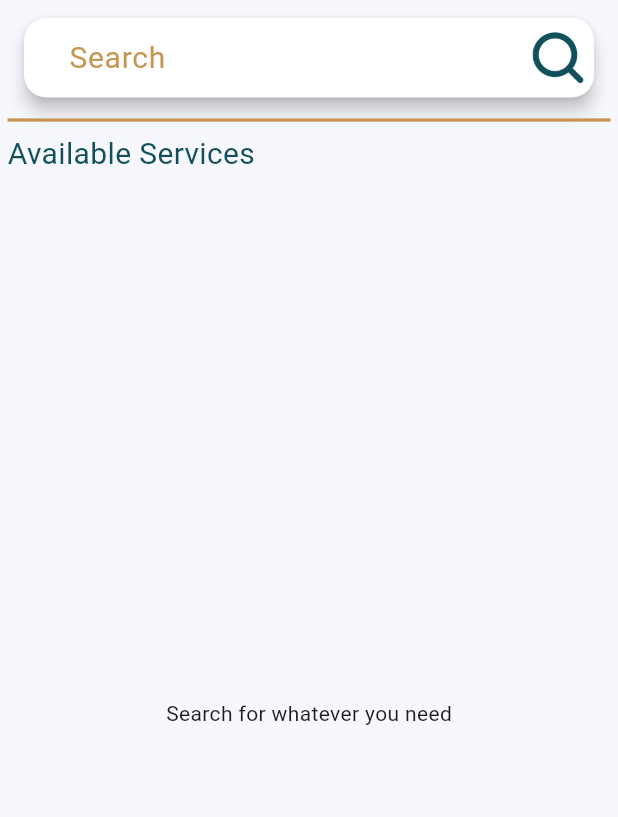
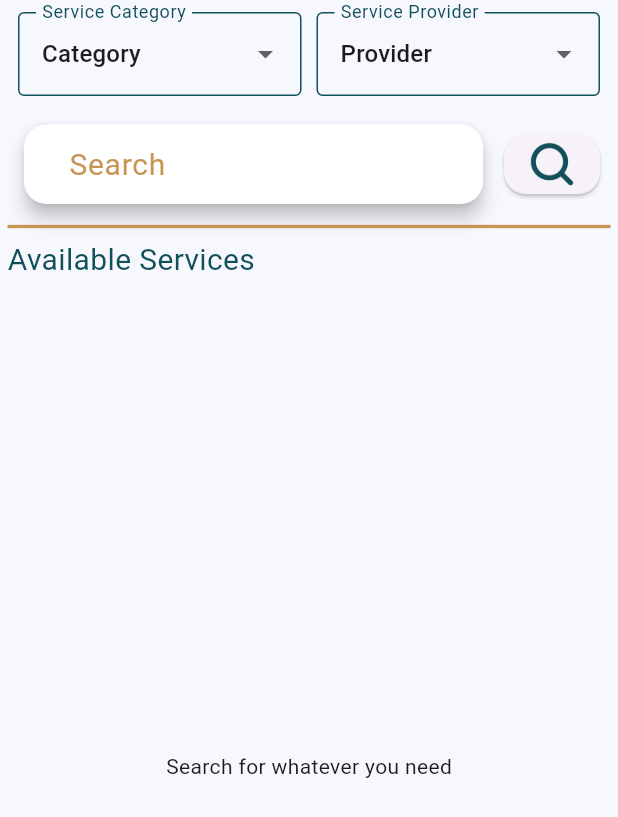
Before and after one commit to seniors007/SwapIt, a Flutter app: the SearchPage screen opened directly, on a phone screen of 412 x 824 dp. Shown: the top 817 px of the screen. Run offline on Flutter 3.47's test engine with Material 3 defaults, Android fonts, the light colour scheme and no system bars; our stand-ins replace bloc, dio, equatable, flutter_bloc, get, group_button and 2 more; missing offline and left inert: flutter_paypal_payment; network calls fail.

Commit message:
add searching with categories and service provider

```diff
--- a/lib/features/home/presentation/views/widgets/home_view_body.dart
+++ b/lib/features/home/presentation/views/widgets/home_view_body.dart
@@ -82,6 +82,7 @@ class HomeViewBody extends StatelessWidget {
                         description: service.serviceDescription!,
                         category: service.categoryName!,
                         cost: service.servicePrice!,
+                        username: service.username!,
                       );
                     },
                     childCount: state.searchResponseContainer.results.length,
--- a/lib/features/profile/presentation/views/widgets/points_control_view_body.dart
+++ b/lib/features/profile/presentation/views/widgets/points_control_view_body.dart
@@ -130,7 +130,7 @@ class _PointsControlViewBodyState extends State<PointsControlViewBody> {
                             var transctionsData =
                                 getTransctionsData(moneyAmount.toInt());
                             excutePaypalMethod(
-                                context, transctionsData, 30, getPoints());
+                                context, transctionsData, 34, getPoints());
                           },
                         )
                       ],
--- a/lib/features/search/presentation/views/widgets/search_bar.dart
+++ b/lib/features/search/presentation/views/widgets/search_bar.dart
@@ -1,16 +1,138 @@
+import 'dart:developer';
+import 'package:dio/dio.dart';
 import 'package:flutter/material.dart';
 import 'package:flutter_bloc/flutter_bloc.dart';
 import 'package:swapit/core/utils/constants.dart';
 import 'package:swapit/core/cubits/search_cubit/search_cubit.dart';
 
-class CustomSearchBar extends StatelessWidget {
-  CustomSearchBar({super.key});
+class CustomSearchBar extends StatefulWidget {
+  const CustomSearchBar({super.key});
+
+  @override
+  State<CustomSearchBar> createState() => _CustomSearchBarState();
+}
+
+class _CustomSearchBarState extends State<CustomSearchBar> {
+  int _dropdownCategoryValue = 0;
+  int _dropdownServiceProviderValue = 0;
+  List<Map<String, dynamic>> _categories = [
+    {'id': 0, 'name': 'Category'}
+  ];
+  List<Map<String, dynamic>> _serviceProviders = [
+    {'id': 0, 'name': 'Provider'}
+  ];
   final TextEditingController _serviceNameController = TextEditingController();
+
+  @override
+  void initState() {
+    super.initState();
+    fetchCategories();
+    fetchServiceProviders();
+  }
+
+  Future<void> fetchCategories() async {
+    try {
+      Response response =
+          await Dio().get('http://localhost:5204/api/categories/getall');
+      if (response.statusCode == 200) {
+        setState(() {
+          _categories = [
+            {'id': 0, 'name': 'Category'}
+          ];
+          _categories.addAll(List<Map<String, dynamic>>.from(response.data));
+        });
+      } else {
+        throw Exception('Failed to fetch categories');
+      }
+    } catch (e) {
+      log('Error fetching categories: $e');
+    }
+  }
+
+  Future<void> fetchServiceProviders() async {
+    try {
+      Response response = await Dio()
+          .get('http://localhost:5204/api/users/ServiceProvidersDropDown');
+      if (response.statusCode == 200) {
+        setState(() {
+          _serviceProviders = [
+            {'id': 0, 'name': 'Provider'}
+          ];
+          _serviceProviders
+              .addAll(List<Map<String, dynamic>>.from(response.data));
+        });
+      } else {
+        throw Exception('Failed to fetch service providers');
+      }
+    } catch (e) {
+      log('Error fetching service providers: $e');
+    }
+  }
 
   @override
   Widget build(BuildContext context) {
     return Padding(
       padding: const EdgeInsets.symmetric(horizontal: 7, vertical: 8),
+      child: Column(
+        children: [
+          Row(
+            children: [
+              Expanded(
+                child: DropdownButtonFormField<int>(
+                  items: _categories.map<DropdownMenuItem<int>>((category) {
+                    return DropdownMenuItem<int>(
+                      value: int.parse(category['id'].toString()),
+                      child: Text(category['name']),
+                    );
+                  }).toList(),
+                  value: _dropdownCategoryValue,
+                  onChanged: (newValue) {
+                    setState(() {
+                      _dropdownCategoryValue = newValue!;
+                    });
+                  },
+                  decoration: const InputDecoration(
+                    labelText: 'Service Category',
+                    labelStyle: TextStyle(color: kGreenColor),
+                    border: OutlineInputBorder(),
+                    enabledBorder: OutlineInputBorder(
+                      borderSide: BorderSide(color: kGreenColor),
+                    ),
+                  ),
+                ),
+              ),
+              const SizedBox(width: 10),
+              Expanded(
+                child: DropdownButtonFormField<int>(
+                  items:
+                      _serviceProviders.map<DropdownMenuItem<int>>((provider) {
+                    return DropdownMenuItem<int>(
+                      value: int.parse(provider['id'].toString()),
+                      child: Text(provider['name']),
+                    );
+                  }).toList(),
+                  value: _dropdownServiceProviderValue,
+                  onChanged: (newValue) {
+                    setState(() {
+                      _dropdownServiceProviderValue = newValue!;
+                    });
+                  },
+                  decoration: const InputDecoration(
+                    labelText: 'Service Provider',
+                    labelStyle: TextStyle(color: kGreenColor),
+                    border: OutlineInputBorder(),
+                    enabledBorder: OutlineInputBorder(
+                      borderSide: BorderSide(color: kGreenColor),
+                    ),
+                  ),
+                ),
+              ),
+            ],
+          ),
+          const SizedBox(height: 15.0),
+          Row(
+            children: [
+              Expanded(
                 child: Card(
                   shape: RoundedRectangleBorder(
                     borderRadius: BorderRadius.circular(15.0),
@@ -20,6 +142,7 @@ class CustomSearchBar extends StatelessWidget {
                   child: TextField(
                     controller: _serviceNameController,
                     onSubmitted: (_) => _performSearch(context),
+                    // ignore: prefer_const_constructors
                     decoration: InputDecoration(
                       contentPadding: const EdgeInsets.symmetric(
                         horizontal: 30,
@@ -27,27 +150,43 @@ class CustomSearchBar extends StatelessWidget {
                       ),
                       border: InputBorder.none,
                       labelText: 'Search',
-            labelStyle: const TextStyle(color: kYellowColor, fontSize: 20),
-            suffixIcon: Image.asset(
-              'assets/search.png',
-              height: 30,
+                      labelStyle:
+                          const TextStyle(color: kYellowColor, fontSize: 20),
                     ),
                   ),
                 ),
+              ),
+              const SizedBox(width: 10),
+              ElevatedButton(
+                onPressed: () {
+                  _performSearch(context);
+                },
+                style: ElevatedButton.styleFrom(
+                  shape: RoundedRectangleBorder(
+                    borderRadius: BorderRadius.circular(15.0),
+                  ),
+                  padding: EdgeInsets.zero,
+                ),
+                child: Image.asset(
+                  'assets/search.png',
+                  height: 40,
+                ),
+              ),
+            ],
+          ),
+        ],
       ),
     );
   }
 
   void _performSearch(BuildContext context) {
     final serviceName = _serviceNameController.text.trim();
-    if (serviceName.isNotEmpty) {
     context.read<SearchCubit>().searchService(
-            serviceName: serviceName,
+          serviceName: serviceName.isNotEmpty ? serviceName : '',
           servicePrice: 0,
-            serviceProviderId: 0,
-            categoryId: 0,
+          serviceProviderId: _dropdownServiceProviderValue,
+          categoryId: _dropdownCategoryValue,
           userId: 34,
         );
   }
 }
-}
--- a/lib/features/search/presentation/views/widgets/search_view_body.dart
+++ b/lib/features/search/presentation/views/widgets/search_view_body.dart
@@ -16,15 +16,15 @@ class SearchViewBody extends StatelessWidget {
       child: CustomScrollView(
         clipBehavior: Clip.none,
         slivers: [
-          SliverToBoxAdapter(
+          const SliverToBoxAdapter(
             child: SingleChildScrollView(
               child: Column(
                 crossAxisAlignment: CrossAxisAlignment.start,
                 children: [
                   CustomSearchBar(),
                   kDivider,
-                  const CustomTitle(),
-                  const SizedBox(
+                  CustomTitle(),
+                  SizedBox(
                     height: 5,
                   ),
                 ],
@@ -49,6 +49,7 @@ class SearchViewBody extends StatelessWidget {
                         description: service.serviceDescription!,
                         category: service.categoryName!,
                         cost: service.servicePrice!,
+                        username: service.username!,
                       );
                     },
                     childCount: state.searchResponseContainer.results.length,
```
Also changed, not shown: lib/features/search/presentation/views/widgets/service_post_in_search.dart (+12 -7 lines). Lines whose indentation alone changed are shown as unchanged.
